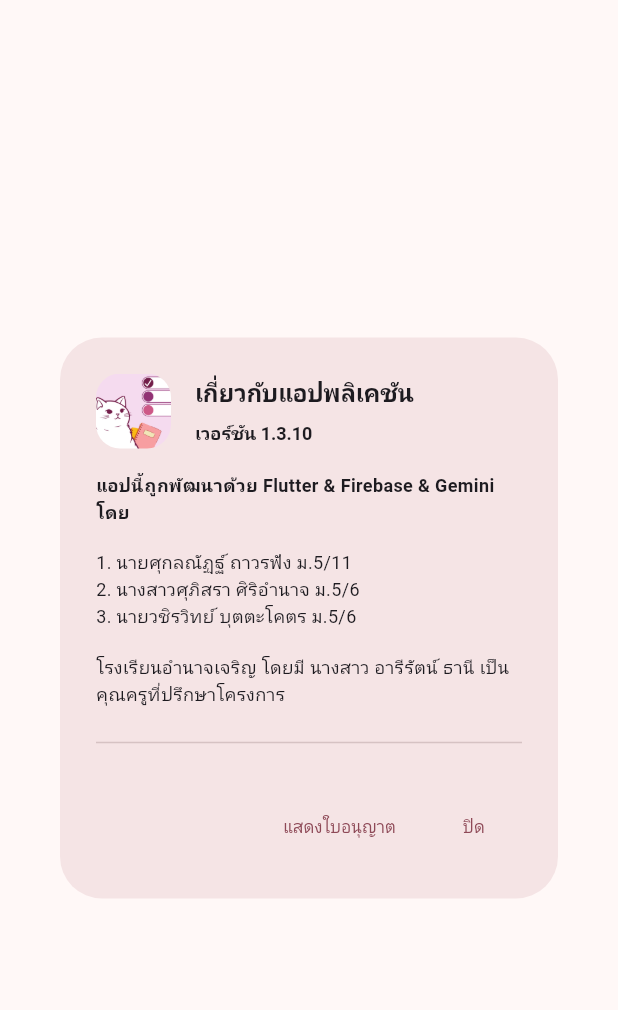
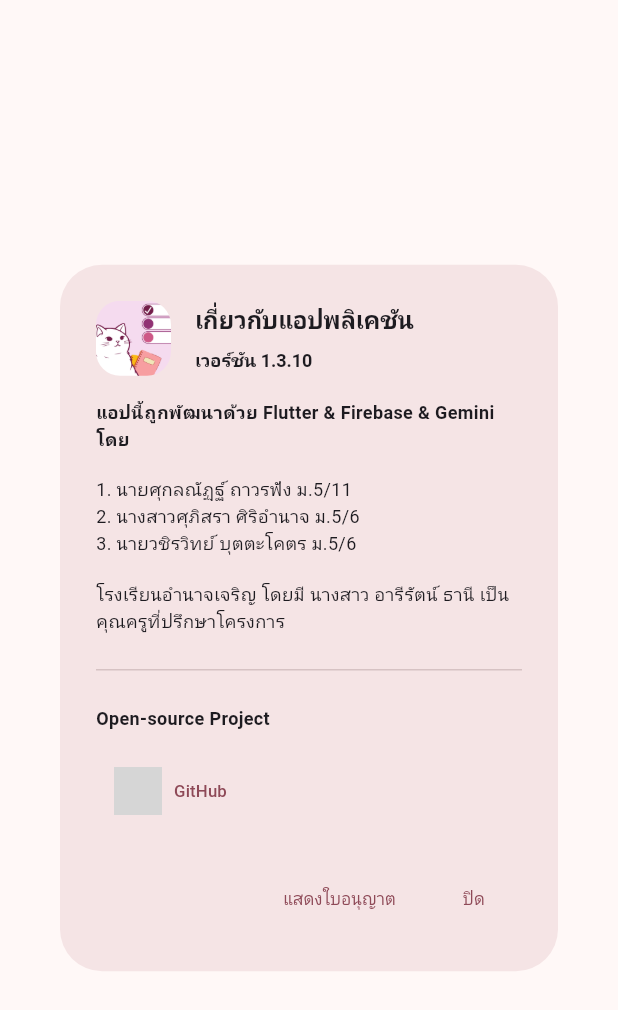
Before and after one commit to cybloxboi/School-Day, a Flutter app: the AboutDeveloper widget shown alone on an empty page, opened directly, on a phone screen of 412 x 824 dp. Shown: the top 1010 px of the screen. Run offline on Flutter 3.47's test engine with Material 3 defaults, Android fonts, the phone set to English and light mode, and no system bars; our stand-ins replace animated_text_kit, cached_network_image, cloud_firestore, file_picker, firebase_auth, firebase_core and 13 more; missing offline and left inert: dart:js_interop; accounts and stored records are empty; network calls fail; project files that could hold a hidden picture were left out; grey boxes are pictures that could not be loaded.

Commit message:
feat: Enhance notification system with detailed logging; add GitHub link in About Developer section; update dependencies

```diff
--- a/lib/components/app_details/about_developer.dart
+++ b/lib/components/app_details/about_developer.dart
@@ -1,5 +1,6 @@
 import 'package:flutter/material.dart';
 import 'package:school_day/styles/styles.dart';
+import 'package:url_launcher/url_launcher.dart';
 
 class AboutDeveloper extends StatelessWidget {
   const AboutDeveloper({super.key});
@@ -63,6 +64,34 @@ class AboutDeveloper extends StatelessWidget {
               style: textTheme.bodySmall,
             ),
             const Divider(),
+            Text(
+              'Open-source Project',
+              style: textTheme.bodySmall!.copyWith(
+                fontWeight: FontWeight.bold,
+              ),
+            ),
+            TextButton.icon(
+              onPressed: () async {
+                final url = Uri.parse(
+                  'https://github.com/cybloxboi/School-Day',
+                );
+
+                if (await canLaunchUrl(url)) {
+                  await launchUrl(url, mode: LaunchMode.externalApplication);
+                } else {
+                  throw 'Could not launch $url';
+                }
+              },
+              icon: ClipOval(
+                child: Image.network(
+                  'https://github.githubassets.com/images/modules/logos_page/GitHub-Mark.png',
+                  width: 32,
+                  height: 32,
+                  fit: BoxFit.cover,
+                ),
+              ),
+              label: Text('GitHub'),
+            ),
           ],
         ),
       ),
--- a/lib/screens/profile/profile_page.dart
+++ b/lib/screens/profile/profile_page.dart
@@ -222,6 +222,7 @@ class _ProfilePageState extends State<ProfilePage> {
                                   ),
                                   TermsAndConditionButton(),
                                   PrivacyPolicyButton(),
+                                  const Divider(),
                                   Text(
                                     'เวอร์ชัน $appVersion',
                                     style: textTheme.bodySmall,
--- a/pubspec.yaml
+++ b/pubspec.yaml
@@ -37,6 +37,7 @@ dependencies:
   flutter_localizations:
     sdk: flutter
   flutter_slidable: ^4.0.0
+  url_launcher: ^6.3.1
 
 dev_dependencies:
   flutter_test:
```
Also changed, not shown: pubspec.lock, 2 other files.
